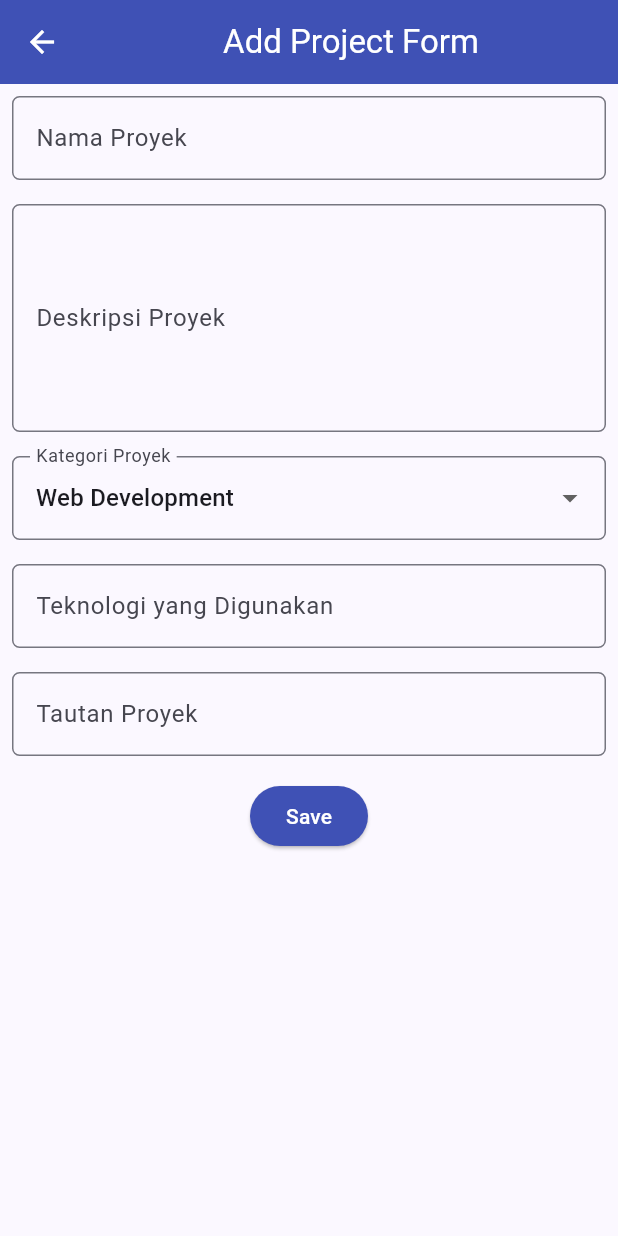
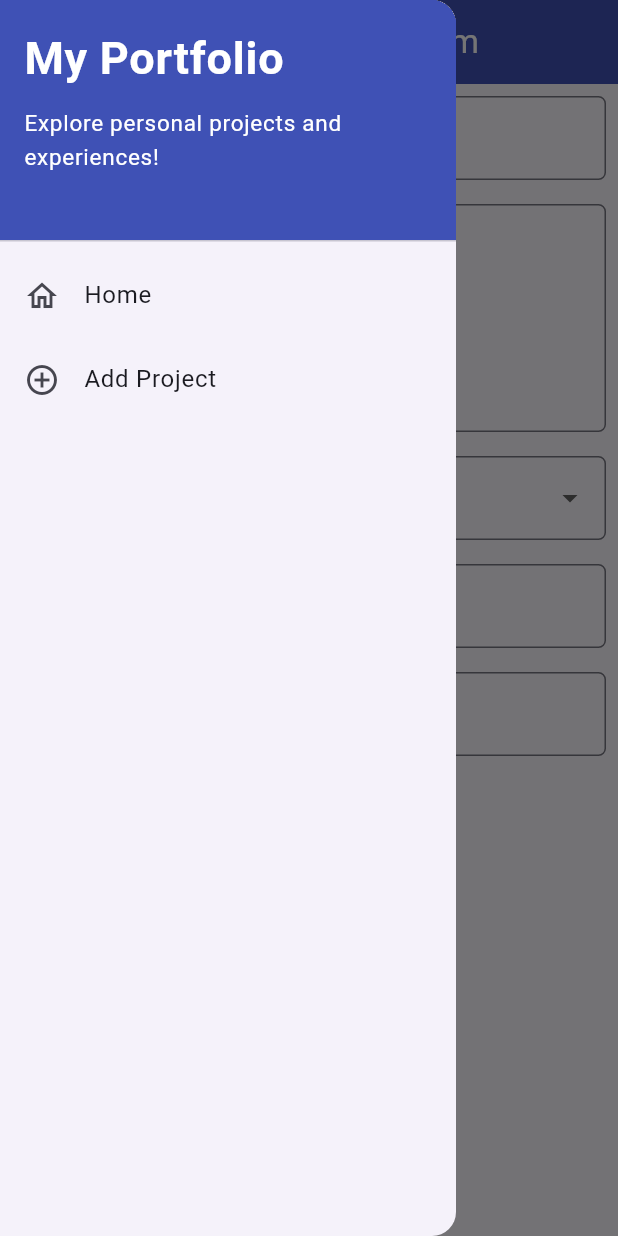
Before and after one commit to zidanristek/myportofolio_mobile, a Flutter app: the ProjectFormPage screen opened directly, with the side drawer open (before the commit the screen has no drawer), on a phone screen of 412 x 824 dp. Run offline on Flutter 3.47's test engine with Material 3 defaults, Android fonts, the phone set to English and light mode, and no system bars; our stand-ins replace material_ui.

Commit message:
feat(drawer): link drawer to project form
The drawer only led back home and the form page had no drawer, so an
Add Project tile now opens ProjectFormPage and the form carries the
same LeftDrawer to return.

```diff
--- a/lib/project_form.dart
+++ b/lib/project_form.dart
@@ -1,4 +1,5 @@
 import 'package:material_ui/material_ui.dart';
+import 'package:myportofolio_mobile/widgets/left_drawer.dart';
 
 /// Halaman form untuk menambahkan proyek baru ke portofolio.
 class ProjectFormPage extends StatefulWidget {
@@ -36,6 +37,7 @@ class _ProjectFormPageState extends State<ProjectFormPage> {
         backgroundColor: Colors.indigo,
         foregroundColor: Colors.white,
       ),
+      drawer: const LeftDrawer(),
       body: Form(
         key: _formKey,
         child: SingleChildScrollView(
--- a/lib/widgets/left_drawer.dart
+++ b/lib/widgets/left_drawer.dart
@@ -1,5 +1,6 @@
 import 'package:material_ui/material_ui.dart';
 import 'package:myportofolio_mobile/menu.dart';
+import 'package:myportofolio_mobile/project_form.dart';
 
 /// Menu navigasi yang muncul dari sisi kiri layar.
 class LeftDrawer extends StatelessWidget {
@@ -49,6 +50,19 @@ class LeftDrawer extends StatelessWidget {
               );
             },
           ),
+          ListTile(
+            leading: const Icon(Icons.add_circle_outline),
+            title: const Text('Add Project'),
+            // Navigasi ke halaman tambah proyek
+            onTap: () {
+              Navigator.pushReplacement(
+                context,
+                MaterialPageRoute(
+                  builder: (context) => const ProjectFormPage(),
+                ),
+              );
+            },
+          ),
         ],
       ),
     );
```
